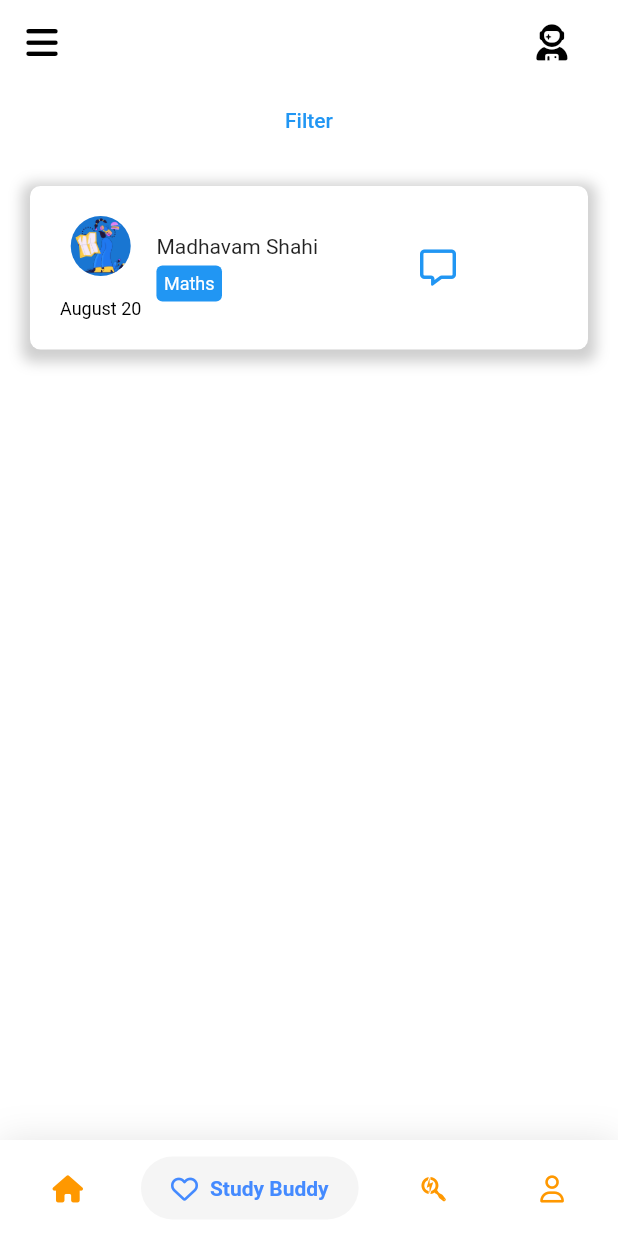
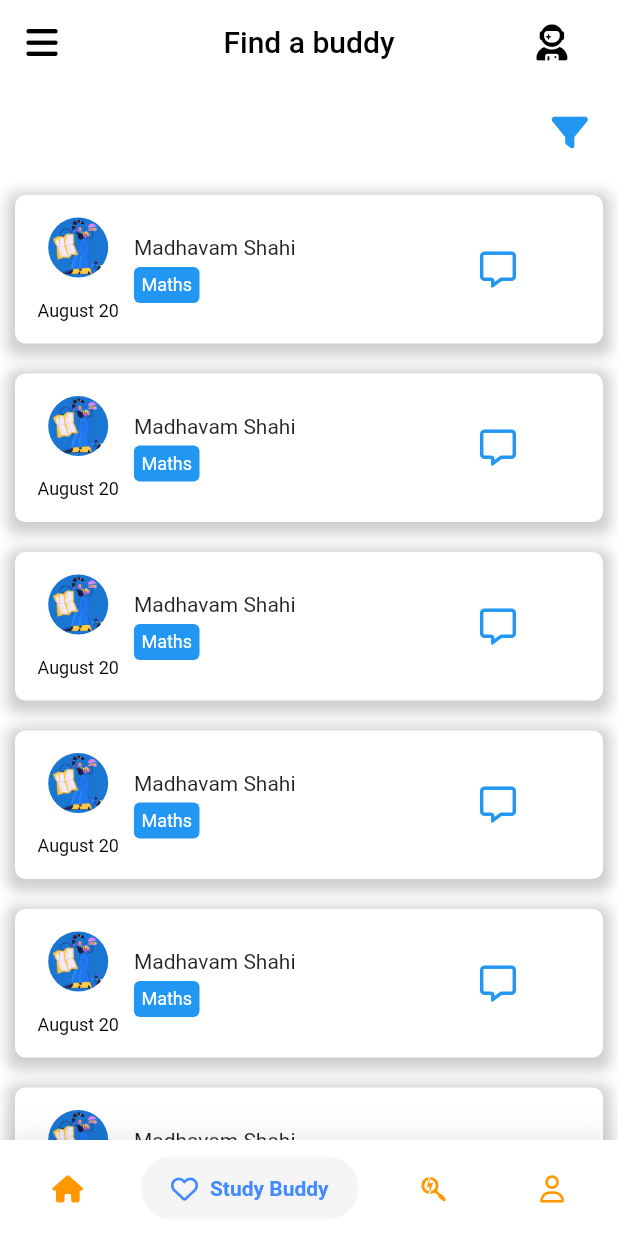
Before and after one commit to madhavamshahi/Edbuddy, a Flutter app: the screen it shows after launch, item 2 of the bottom bar chosen, on a phone screen of 412 x 824 dp. Run offline on Flutter 3.47's test engine with Material 2 defaults, Android fonts, the light colour scheme and no system bars; drawn by our look-alikes of google_nav_bar; our stand-ins replace cloud_firestore, firebase_auth, firebase_storage, fluttertoast, font_awesome_flutter, google_fonts and 3 more; missing offline and left inert: filter_list, shrink_sidemenu; accounts and stored records are empty; statements that could not run were skipped.

Commit message:
added dynamic appbar text

```diff
--- a/edbuddy/lib/views/home/home.dart
+++ b/edbuddy/lib/views/home/home.dart
@@ -1,3 +1,4 @@
+import 'package:edbuddy/views/widgets/buddyBox.dart';
 import 'package:edbuddy/views/widgets/filter.dart';
 import 'package:edbuddy/views/widgets/listBox.dart';
 import 'package:flutter/material.dart';
@@ -101,6 +102,24 @@ class _HomeState extends State<Home> {
     ),
   ];
 
+  String getTitle(int n) {
+    if (n == 0) {
+      return "All Listings";
+    }
+    if (n == 1) {
+      return "Find a buddy";
+    }
+
+    if (n == 2) {
+      return "Nearby learners";
+    }
+
+    if (n == 3) {
+      return "Profile";
+    }
+    return "null";
+  }
+
   @override
   Widget build(BuildContext context) {
     List<Widget> _widgetOptions = <Widget>[
@@ -128,72 +147,11 @@ class _HomeState extends State<Home> {
       Column(
         children: [
           Filter(),
-          Container(
-            padding: EdgeInsets.all(20),
-            decoration: BoxDecoration(
-              color: Colors.white,
-              borderRadius: BorderRadius.only(
-                  topLeft: Radius.circular(7),
-                  topRight: Radius.circular(7),
-                  bottomLeft: Radius.circular(7),
-                  bottomRight: Radius.circular(7)),
-              boxShadow: [
-                BoxShadow(
-                  color: Colors.grey.withOpacity(0.5),
-                  spreadRadius: 5,
-                  blurRadius: 7,
-                  offset: Offset(0, 3), // changes position of shadow
-                ),
-              ],
-            ),
-            margin: EdgeInsets.all(20),
-            child: Row(
-              children: [
-                Column(
-                  children: [
-                    CircleAvatar(
-                      backgroundImage: AssetImage("assets/images/illus6.png"),
-                    ),
-                    SizedBox(height: 15),
-                    Text(
-                      "August 20",
-                      style: TextStyle(fontSize: 12, color: Colors.black),
-                    ),
-                  ],
-                ),
-                SizedBox(
-                  width: 10,
-                ),
-                Column(
-                  mainAxisAlignment: MainAxisAlignment.start,
-                  crossAxisAlignment: CrossAxisAlignment.start,
-                  children: [
-                    Text("Madhavam Shahi"),
-                    SizedBox(
-                      height: 5,
-                    ),
-                    Container(
-                      padding: EdgeInsets.all(5),
-                      decoration: BoxDecoration(
-                        borderRadius: BorderRadius.all(Radius.circular(4)),
-                        color: Colors.blue,
-                      ),
-                      child: Text(
-                        "Maths",
-                        style: TextStyle(fontSize: 12, color: Colors.white),
-                      ),
-                    ),
-                  ],
-                ),
-                Expanded(
-                  child: Icon(
-                    FontAwesomeIcons.message,
-                    color: Colors.blue,
-                  ),
-                )
-              ],
-            ),
-          ),
+          Expanded(
+            child: ListView.builder(itemBuilder: (context, int n) {
+              return BuddyBox();
+            }),
+          )
         ],
       ),
       Center(
@@ -236,12 +194,10 @@ class _HomeState extends State<Home> {
         backgroundColor: Colors.white,
         appBar: AppBar(
           centerTitle: true,
-          title: _selectedIndex == 0
-              ? Text(
-                  "All Listings",
-                  style: TextStyle(color: Colors.black),
-                )
-              : Container(),
+          title: Text(
+            "${getTitle(_selectedIndex)}",
+            style: TextStyle(color: Colors.black),
+          ),
           backgroundColor: Colors.white,
           elevation: 0,
           actions: <Widget>[
--- a/edbuddy/lib/views/widgets/buddyBox.dart
+++ b/edbuddy/lib/views/widgets/buddyBox.dart
@@ -0,0 +1,80 @@
+import 'package:flutter/material.dart';
+
+import 'package:font_awesome_flutter/font_awesome_flutter.dart';
+
+class BuddyBox extends StatelessWidget {
+  const BuddyBox({Key? key}) : super(key: key);
+
+  @override
+  Widget build(BuildContext context) {
+    return Container(
+      padding: EdgeInsets.all(15),
+      decoration: BoxDecoration(
+        color: Colors.white,
+        borderRadius: BorderRadius.only(
+            topLeft: Radius.circular(7),
+            topRight: Radius.circular(7),
+            bottomLeft: Radius.circular(7),
+            bottomRight: Radius.circular(7)),
+        boxShadow: [
+          BoxShadow(
+            color: Colors.grey.withOpacity(0.5),
+            spreadRadius: 5,
+            blurRadius: 7,
+            offset: Offset(0, 3), // changes position of shadow
+          ),
+        ],
+      ),
+      margin: EdgeInsets.all(10),
+      child: Row(
+        children: [
+          Column(
+            children: [
+              CircleAvatar(
+                backgroundImage: AssetImage("assets/images/illus6.png"),
+              ),
+              SizedBox(height: 15),
+              Text(
+                "August 20",
+                style: TextStyle(fontSize: 12, color: Colors.black),
+              ),
+            ],
+          ),
+          SizedBox(
+            width: 10,
+          ),
+          Column(
+            mainAxisAlignment: MainAxisAlignment.start,
+            crossAxisAlignment: CrossAxisAlignment.start,
+            children: [
+              Text("Madhavam Shahi"),
+              SizedBox(
+                height: 5,
+              ),
+              Container(
+                padding: EdgeInsets.all(5),
+                decoration: BoxDecoration(
+                  borderRadius: BorderRadius.all(Radius.circular(4)),
+                  color: Colors.blue,
+                ),
+                child: Text(
+                  "Maths",
+                  style: TextStyle(fontSize: 12, color: Colors.white),
+                ),
+              ),
+            ],
+          ),
+          SizedBox(
+            width: 80,
+          ),
+          Expanded(
+            child: Icon(
+              FontAwesomeIcons.message,
+              color: Colors.blue,
+            ),
+          )
+        ],
+      ),
+    );
+  }
+}
--- a/edbuddy/lib/views/widgets/filter.dart
+++ b/edbuddy/lib/views/widgets/filter.dart
@@ -1,5 +1,6 @@
 import 'package:filter_list/filter_list.dart';
 import 'package:flutter/material.dart';
+import 'package:font_awesome_flutter/font_awesome_flutter.dart';
 
 class Filter extends StatefulWidget {
   Filter({Key? key}) : super(key: key);
@@ -36,7 +37,7 @@ class _FilterState extends State<Filter> {
       context,
       hideSelectedTextCount: true,
       themeData: FilterListThemeData(context),
-      headlineText: 'Select Users',
+      headlineText: 'Select Subjects',
       height: 500,
       listData: subjects,
       selectedListData: selectedList,
@@ -65,11 +66,17 @@ class _FilterState extends State<Filter> {
 
   @override
   Widget build(BuildContext context) {
-    return TextButton(
-      onPressed: () {
-        _openFilterDialog(context: context);
-      },
-      child: Text("Filter"),
+    return Align(
+      alignment: Alignment.centerRight,
+      child: Container(
+        margin: EdgeInsets.all(8),
+        child: IconButton(
+          onPressed: () {
+            _openFilterDialog(context: context);
+          },
+          icon: Icon(FontAwesomeIcons.filter, color: Colors.blue),
+        ),
+      ),
     );
   }
 }
```
